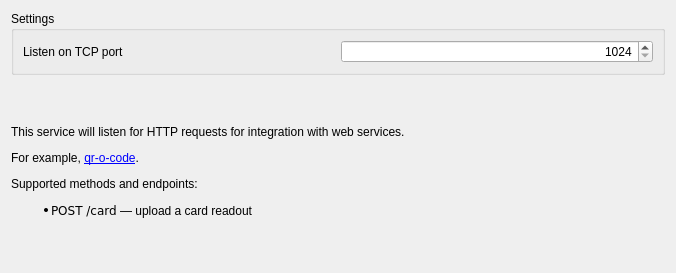
The window that quickevent/app/quickevent/plugins/CardReader/src/services/webapiwidget.ui (Quick-Event/quickbox) describes before a commit, drawn with Qt 5.
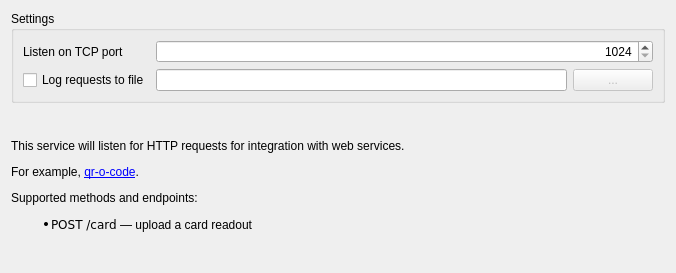
The same window after the commit.

Commit message: Allow logging requests to a file

The edit to the form file:
```diff
--- a/quickevent/app/quickevent/plugins/CardReader/src/services/webapiwidget.ui
+++ b/quickevent/app/quickevent/plugins/CardReader/src/services/webapiwidget.ui
@@ -40,6 +40,30 @@
         </property>
        </widget>
       </item>
+      <item row="1" column="0">
+       <widget class="QCheckBox" name="chkLogRequests">
+        <property name="text">
+         <string>Log requests to file</string>
+        </property>
+       </widget>
+      </item>
+      <item row="1" column="1">
+       <layout class="QHBoxLayout" name="horizontalLayout">
+        <item>
+         <widget class="QLineEdit" name="edLogFile"/>
+        </item>
+        <item>
+         <widget class="QPushButton" name="btChooseLogFile">
+          <property name="enabled">
+           <bool>false</bool>
+          </property>
+          <property name="text">
+           <string>...</string>
+          </property>
+         </widget>
+        </item>
+       </layout>
+      </item>
      </layout>
     </widget>
    </item>
```
The commit also changes 4 other files.
